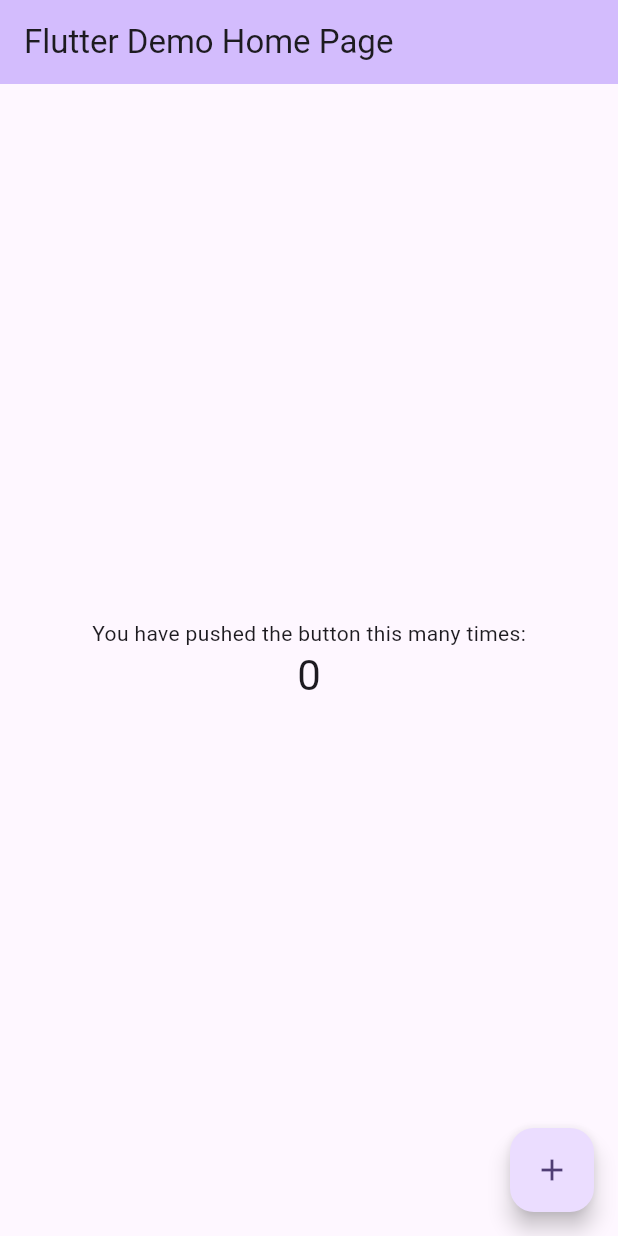
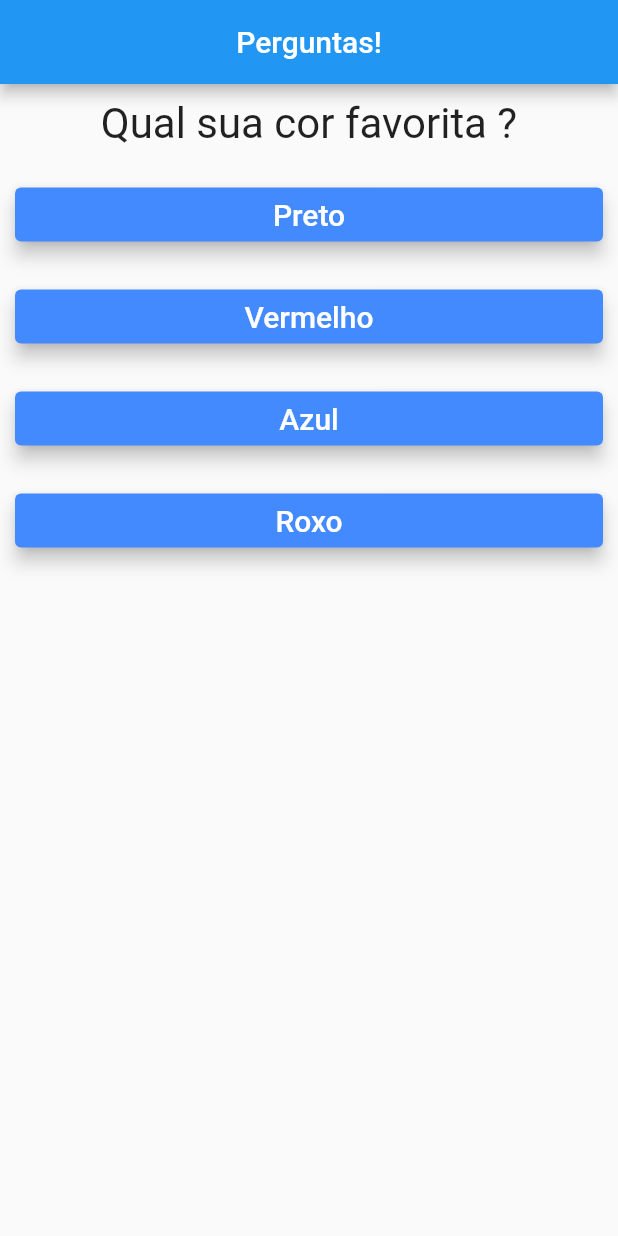
Before and after one commit to FelipiBuettgen/first_app_in_flutter, a Flutter app: the screen it shows after launch, on a phone screen of 412 x 824 dp. Run offline on Flutter 3.47's test engine with Material 2 defaults, Android fonts, the phone set to English and light mode, and no system bars.

Commit message:
atualização codigo

```diff
--- a/lib/main.dart
+++ b/lib/main.dart
@@ -1,125 +1,62 @@
+// ignore_for_file: prefer_const_constructors, prefer_const_literals_to_create_immutables
+
 import 'package:flutter/material.dart';
+import 'questao.dart';
+import 'resposta.dart';
 
-void main() {
-  runApp(const MyApp());
+main() {
+  runApp(PerguntaApp());
 }
 
-class MyApp extends StatelessWidget {
-  const MyApp({super.key});
+class PerguntaApp extends StatefulWidget {
+  const PerguntaApp({super.key});
 
-  // This widget is the root of your application.
   @override
-  Widget build(BuildContext context) {
-    return MaterialApp(
-      title: 'Flutter Demo',
-      theme: ThemeData(
-        // This is the theme of your application.
-        //
-        // TRY THIS: Try running your application with "flutter run". You'll see
-        // the application has a blue toolbar. Then, without quitting the app,
-        // try changing the seedColor in the colorScheme below to Colors.green
-        // and then invoke "hot reload" (save your changes or press the "hot
-        // reload" button in a Flutter-supported IDE, or press "r" if you used
-        // the command line to start the app).
-        //
-        // Notice that the counter didn't reset back to zero; the application
-        // state is not lost during the reload. To reset the state, use hot
-        // restart instead.
-        //
-        // This works for code too, not just values: Most code changes can be
-        // tested with just a hot reload.
-        colorScheme: ColorScheme.fromSeed(seedColor: Colors.deepPurple),
-        useMaterial3: true,
-      ),
-      home: const MyHomePage(title: 'Flutter Demo Home Page'),
-    );
-  }
+  State<PerguntaApp> createState() => _PerguntaAppState();
 }
 
-class MyHomePage extends StatefulWidget {
-  const MyHomePage({super.key, required this.title});
+class _PerguntaAppState extends State<PerguntaApp> {
+  var _perguntaSelec = 0;
 
-  // This widget is the home page of your application. It is stateful, meaning
-  // that it has a State object (defined below) that contains fields that affect
-  // how it looks.
-
-  // This class is the configuration for the state. It holds the values (in this
-  // case the title) provided by the parent (in this case the App widget) and
-  // used by the build method of the State. Fields in a Widget subclass are
-  // always marked "final".
-
-  final String title;
-
-  @override
-  State<MyHomePage> createState() => _MyHomePageState();
-}
-
-class _MyHomePageState extends State<MyHomePage> {
-  int _counter = 0;
-
-  void _incrementCounter() {
+  void _responder() {
     setState(() {
-      // This call to setState tells the Flutter framework that something has
-      // changed in this State, which causes it to rerun the build method below
-      // so that the display can reflect the updated values. If we changed
-      // _counter without calling setState(), then the build method would not be
-      // called again, and so nothing would appear to happen.
-      _counter++;
+      _perguntaSelec++;
+      if (_perguntaSelec == 3) _perguntaSelec = 0;
     });
   }
 
   @override
   Widget build(BuildContext context) {
-    // This method is rerun every time setState is called, for instance as done
-    // by the _incrementCounter method above.
-    //
-    // The Flutter framework has been optimized to make rerunning build methods
-    // fast, so that you can just rebuild anything that needs updating rather
-    // than having to individually change instances of widgets.
-    return Scaffold(
-      appBar: AppBar(
-        // TRY THIS: Try changing the color here to a specific color (to
-        // Colors.amber, perhaps?) and trigger a hot reload to see the AppBar
-        // change color while the other colors stay the same.
-        backgroundColor: Theme.of(context).colorScheme.inversePrimary,
-        // Here we take the value from the MyHomePage object that was created by
-        // the App.build method, and use it to set our appbar title.
-        title: Text(widget.title),
-      ),
-      body: Center(
-        // Center is a layout widget. It takes a single child and positions it
-        // in the middle of the parent.
-        child: Column(
-          // Column is also a layout widget. It takes a list of children and
-          // arranges them vertically. By default, it sizes itself to fit its
-          // children horizontally, and tries to be as tall as its parent.
-          //
-          // Column has various properties to control how it sizes itself and
-          // how it positions its children. Here we use mainAxisAlignment to
-          // center the children vertically; the main axis here is the vertical
-          // axis because Columns are vertical (the cross axis would be
-          // horizontal).
-          //
-          // TRY THIS: Invoke "debug painting" (choose the "Toggle Debug Paint"
-          // action in the IDE, or press "p" in the console), to see the
-          // wireframe for each widget.
-          mainAxisAlignment: MainAxisAlignment.center,
-          children: <Widget>[
-            const Text(
-              'You have pushed the button this many times:',
-            ),
-            Text(
-              '$_counter',
-              style: Theme.of(context).textTheme.headlineMedium,
-            ),
+    final perguntas = [
+      {
+        'texto': 'Qual sua cor favorita ?',
+        'respostas': ['Preto', 'Vermelho', 'Azul', 'Roxo']
+      },
+      {
+        'texto': 'Qual seu animal favorito ?',
+        'respostas': ['Gato', 'Cachorro', 'Passaro', 'Peixe']
+      },
+      {
+        'texto': 'Qual seu feriado favorito ?',
+        'respostas': ['Natal', 'Ano Novo', 'Pascoa', 'Independencia']
+      }
+    ];
+    List<String> resps = perguntas[_perguntaSelec].cast()['respostas'];
+    List<Widget> respostas =
+        resps.map((e) => Respostas(resposta: e, rsp: _responder)).toList();
+
+    return MaterialApp(
+      home: Scaffold(
+        appBar: AppBar(
+          title: Center(child: Text("Perguntas!")),
+        ),
+        body: Column(
+          children: [
+            Questao(texto: perguntas[_perguntaSelec]['texto'].toString()),
+            ...respostas
           ],
         ),
       ),
-      floatingActionButton: FloatingActionButton(
-        onPressed: _incrementCounter,
-        tooltip: 'Increment',
-        child: const Icon(Icons.add),
-      ), // This trailing comma makes auto-formatting nicer for build methods.
     );
   }
 }
--- /dev/null
+++ b/lib/questao.dart
@@ -0,0 +1,22 @@
+// ignore_for_file: prefer_const_constructors
+
+import 'package:flutter/material.dart';
+
+class Questao extends StatelessWidget {
+  final String texto;
+
+  const Questao({super.key, required this.texto});
+
+  @override
+  Widget build(BuildContext context) {
+    return Container(
+      width: double.infinity,
+      margin: EdgeInsets.all(10),
+      child: Text(
+        texto,
+        style: TextStyle(fontSize: 28),
+        textAlign: TextAlign.center,
+      ),
+    );
+  }
+}
--- /dev/null
+++ b/lib/resposta.dart
@@ -0,0 +1,28 @@
+// ignore_for_file: prefer_const_constructors
+
+import 'package:flutter/material.dart';
+
+class Respostas extends StatelessWidget {
+  final String resposta;
+  final void Function() rsp;
+  const Respostas({super.key, required this.resposta, required this.rsp});
+
+  @override
+  Widget build(BuildContext context) {
+    return Container(
+      width: double.infinity,
+      padding: EdgeInsets.all(10),
+      child: ElevatedButton(
+        onPressed: rsp,
+        style: ElevatedButton.styleFrom(
+            backgroundColor: Colors.blueAccent,
+            elevation: 5,
+            alignment: Alignment.center),
+        child: Text(
+          resposta,
+          style: TextStyle(fontSize: 20),
+        ),
+      ),
+    );
+  }
+}
```
